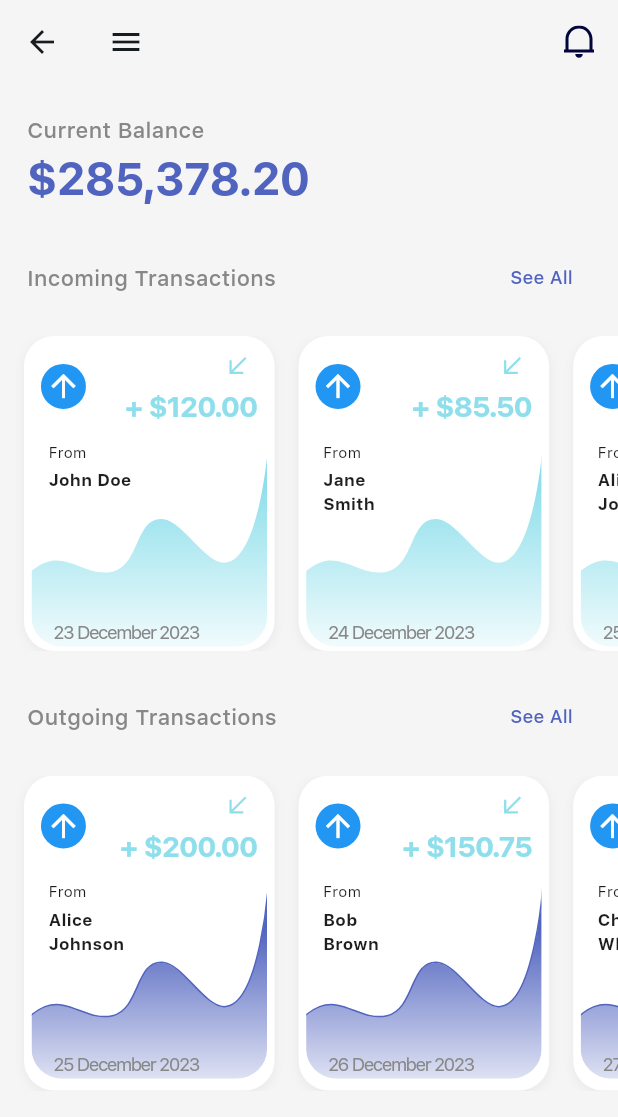
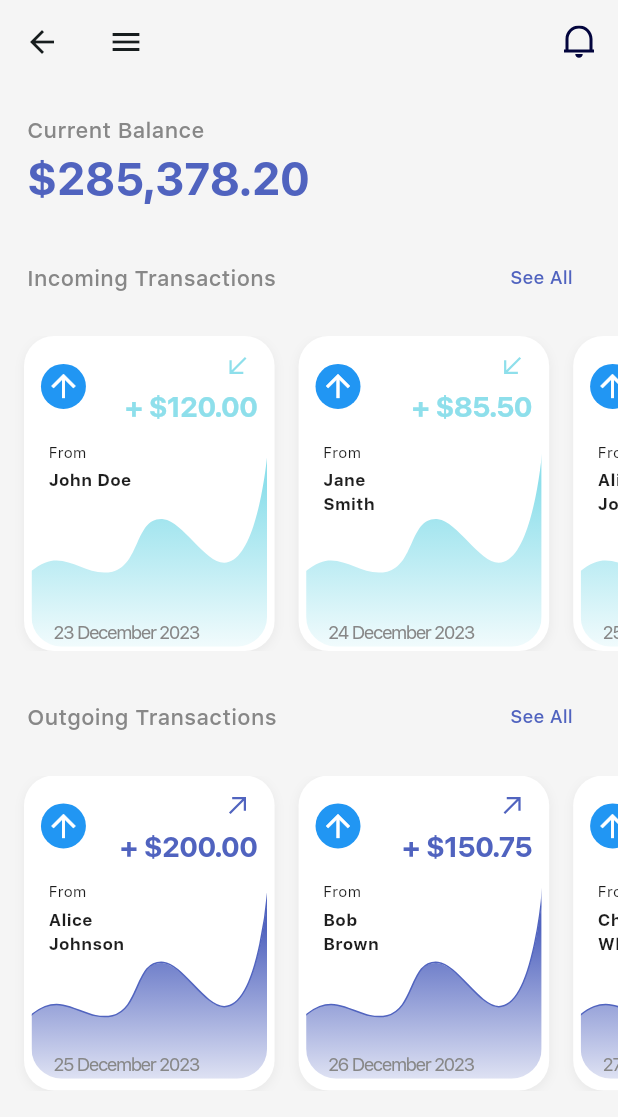
Before and after one commit to troykmf/transferme, a Flutter app: the HomePage screen opened directly, on a phone screen of 412 x 824 dp. Shown: the top 1117 px of the screen. Run offline on Flutter 3.47's test engine with Material 3 defaults, Android fonts, the phone set to English and light mode, and no system bars; our stand-ins replace cloud_firestore, firebase_auth, firebase_core, firebase_storage, flutter_riverpod, flutter_svg and 4 more; missing offline and left inert: local_auth_android, local_auth_darwin; accounts and stored records are empty; project files that could hold a hidden picture were left out.

Commit message:
home page completed, tab bar added

```diff
--- a/lib/core/util/app_color.dart
+++ b/lib/core/util/app_color.dart
@@ -8,4 +8,5 @@ class AppColor {
   static const Color textLightGreyColor = Color(0xff878787);
   static const Color lightSeaGreenColor = Color(0xff80C9D4);
   static const Color lightGreyColor = Color(0xffC4C4C4);
+  static const Color veryLightGreyColor = Color(0xffF7F5F5);
 }
--- a/lib/features/home/presentation/home_page.dart
+++ b/lib/features/home/presentation/home_page.dart
@@ -55,6 +55,7 @@ class _HomePageState extends State<HomePage> {
                 senderDetail: senderDetail,
                 receiverDetail: receiverDetail,
                 isSenderOrReceiver: true,
+                arrowType: AppSvgs.arrowReceive,
               ),
               Gap(20),
               TransactionTypeView(
@@ -63,6 +64,7 @@ class _HomePageState extends State<HomePage> {
                 senderDetail: senderDetail,
                 receiverDetail: receiverDetail,
                 isSenderOrReceiver: false,
+                arrowType: AppSvgs.arrowSend,
               ),
             ],
           ),
--- a/lib/features/home/widgets/transaction_container_widget.dart
+++ b/lib/features/home/widgets/transaction_container_widget.dart
@@ -2,7 +2,6 @@ import 'package:flutter/material.dart';
 import 'package:flutter_svg/svg.dart';
 import 'package:gap/gap.dart';
 import 'package:transferme/core/custom/custom_responsive_widgets.dart';
-import 'package:transferme/core/util/app_assets.dart';
 import 'package:transferme/core/util/app_color.dart';
 import 'package:transferme/core/util/app_responsive_helper.dart';
 import 'package:transferme/core/util/app_style.dart';
@@ -14,12 +13,16 @@ class TransactionTypeContainerWidget extends StatelessWidget {
     required this.name,
     required this.date,
     required this.amount,
+    required this.arrowType,
+    required this.amountColor,
   });
 
   final String lineChartName;
   final String name;
   final String date;
   final String amount;
+  final String arrowType;
+  final Color amountColor;
 
   @override
   Widget build(BuildContext context) {
@@ -56,12 +59,12 @@ class TransactionTypeContainerWidget extends StatelessWidget {
                 Column(
                   crossAxisAlignment: CrossAxisAlignment.end,
                   children: [
-                    SvgPicture.asset(AppSvgs.arrowReceive),
+                    SvgPicture.asset(arrowType),
 
                     Text(
                       '+ \$$amount',
                       // '+ \$54.23',
-                      style: extraBoldText(17, AppColor.secondaryColor, -1),
+                      style: extraBoldText(17, amountColor, -1),
                     ),
                   ],
                 ),
--- a/lib/features/home/widgets/transaction_type_widget.dart
+++ b/lib/features/home/widgets/transaction_type_widget.dart
@@ -15,6 +15,7 @@ class TransactionTypeView extends StatelessWidget {
     required this.senderDetail,
     required this.receiverDetail,
     required this.isSenderOrReceiver,
+    required this.arrowType,
   });
 
   final String transactionType;
@@ -22,6 +23,7 @@ class TransactionTypeView extends StatelessWidget {
   final List<SenderDetails> senderDetail;
   final List<ReceiberDetails> receiverDetail;
   final bool isSenderOrReceiver;
+  final String arrowType;
 
   @override
   Widget build(BuildContext context) {
@@ -59,6 +61,10 @@ class TransactionTypeView extends StatelessWidget {
                 name: isSenderOrReceiver ? sender.name : receiver.name,
                 date: isSenderOrReceiver ? sender.date : receiver.date,
                 amount: isSenderOrReceiver ? sender.amount : receiver.amount,
+                arrowType: arrowType,
+                amountColor: isSenderOrReceiver
+                    ? AppColor.secondaryColor
+                    : AppColor.primaryColor,
               );
             },
             itemCount: isSenderOrReceiver
--- a/pubspec.yaml
+++ b/pubspec.yaml
@@ -49,6 +49,7 @@ dependencies:
   local_auth: ^2.3.0
   local_auth_android: ^1.0.50
   local_auth_darwin: ^1.5.0
+  flutter_animate: ^4.5.2
 
 dev_dependencies:
   flutter_test:
```
Also changed, not shown: lib/features/home/widgets/transaction_type_list_tile.dart (deleted, +0 -27 lines), lib/features/wallet/data/currency_data_model.dart (added, +13 -0 lines), lib/features/wallet/presentation/wallets_page.dart (+26 -5 lines), lib/features/wallet/widgets/tab_bar_widget.dart (added, +149 -0 lines), pubspec.lock.
